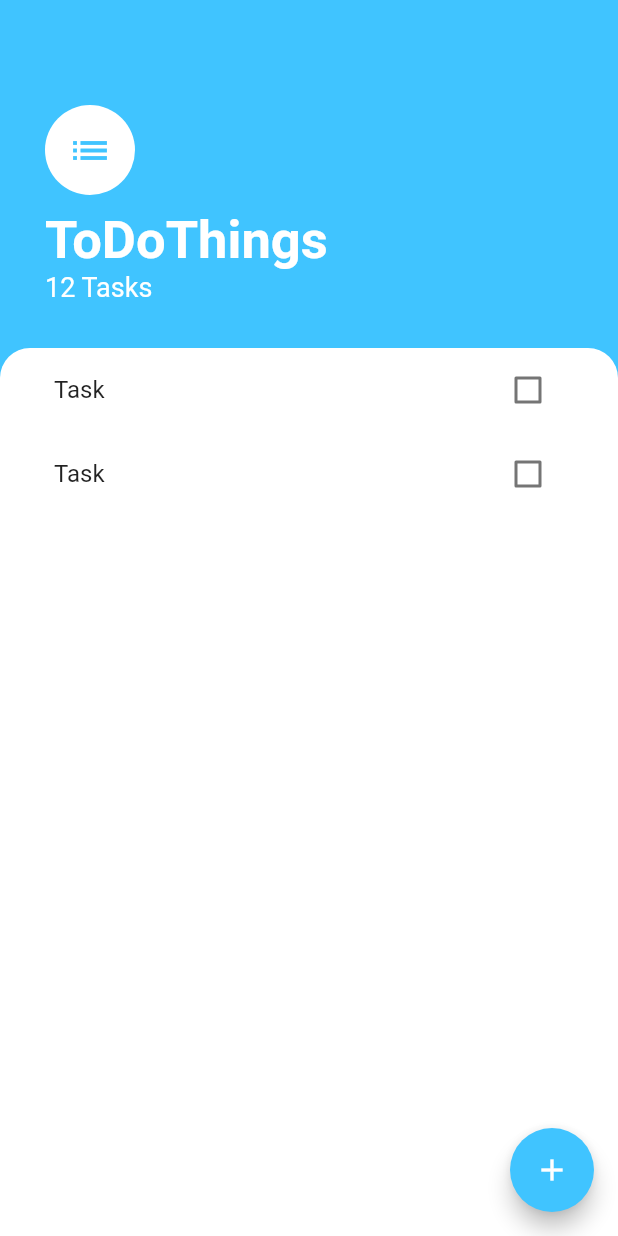
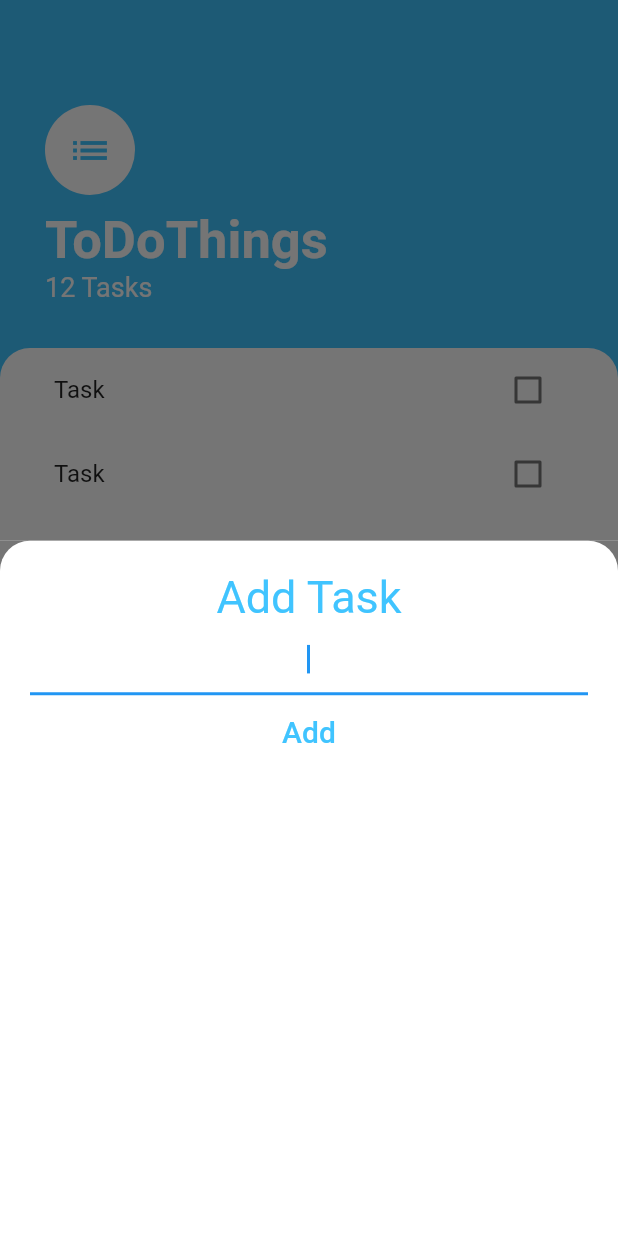
Before and after one commit to AbubakarSiddiquePA/todolistapp, a Flutter app: the screen it shows after launch, after a tap on the "add" icon, on a phone screen of 412 x 824 dp. Run offline on Flutter 3.47's test engine with Material 2 defaults, Android fonts, the phone set to English and light mode, and no system bars.

Commit message:
add task ui

```diff
--- /dev/null
+++ b/lib/screens/add_task_screen.dart
@@ -0,0 +1,40 @@
+import 'package:flutter/material.dart';
+
+class AddTaskScreen extends StatelessWidget {
+  const AddTaskScreen({super.key});
+
+  @override
+  Widget build(BuildContext context) {
+    return Container(
+      color: const Color(0xff757575),
+      child: Container(
+        padding: EdgeInsets.all(20),
+        decoration: const BoxDecoration(
+            borderRadius: BorderRadius.only(
+                topLeft: Radius.circular(20), topRight: Radius.circular(20)),
+            color: Colors.white),
+        child: Column(
+          crossAxisAlignment: CrossAxisAlignment.center,
+          children: [
+            const Text(
+              "Add Task",
+              textAlign: TextAlign.center,
+              style: TextStyle(fontSize: 30, color: Colors.lightBlueAccent),
+            ),
+            const TextField(
+              autofocus: true,
+              textAlign: TextAlign.center,
+            ),
+            TextButton(
+              onPressed: () {},
+              child: Text(
+                'Add',
+                style: TextStyle(fontSize: 20, color: Colors.lightBlueAccent),
+              ),
+            )
+          ],
+        ),
+      ),
+    );
+  }
+}
--- a/lib/screens/task_screen.dart
+++ b/lib/screens/task_screen.dart
@@ -1,15 +1,21 @@
 import 'package:flutter/material.dart';
 import '../widgets/tasks_list.dart';
+import 'add_task_screen.dart';
 
 class TaskScreen extends StatelessWidget {
   const TaskScreen({super.key});
+
+  // Widget buildBottomSheet;
 
   @override
   Widget build(BuildContext context) {
     return Scaffold(
       backgroundColor: Colors.lightBlueAccent,
       floatingActionButton: FloatingActionButton(
-        onPressed: () {},
+        onPressed: () {
+          showModalBottomSheet(
+              context: context, builder: (context) => const AddTaskScreen());
+        },
         backgroundColor: Colors.lightBlueAccent,
         child: const Icon(Icons.add),
       ),
```
